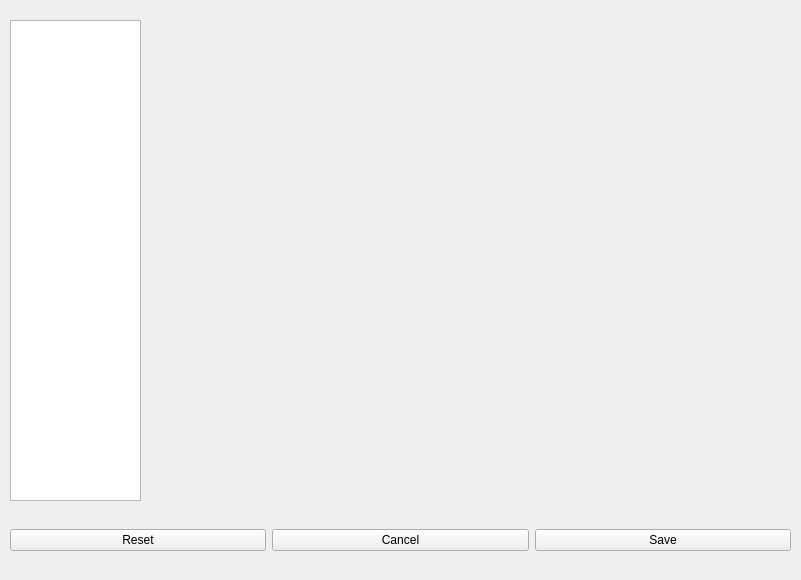
Above: nowplaying/resources/settings_ui.ui from e1miran/Now-Playing-Serato before the change. Below: the same form after it.
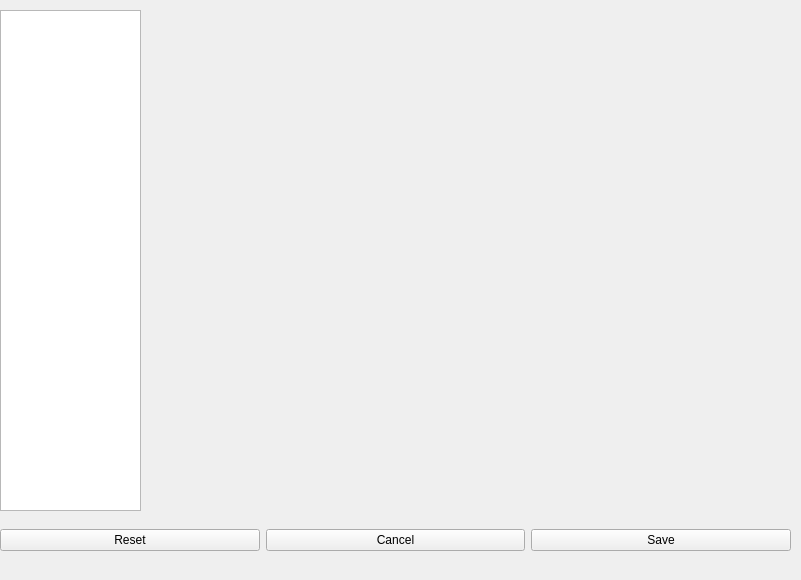
That is the form after the change.

The edit to the form file:
```diff
--- a/nowplaying/resources/settings_ui.ui
+++ b/nowplaying/resources/settings_ui.ui
@@ -16,10 +16,10 @@
   <widget class="QListWidget" name="settings_list">
    <property name="geometry">
     <rect>
-     <x>10</x>
-     <y>20</y>
-     <width>131</width>
-     <height>481</height>
+     <x>0</x>
+     <y>10</y>
+     <width>141</width>
+     <height>501</height>
     </rect>
    </property>
   </widget>
@@ -39,9 +39,9 @@
   <widget class="QWidget" name="horizontalLayoutWidget">
    <property name="geometry">
     <rect>
-     <x>10</x>
+     <x>0</x>
      <y>520</y>
-     <width>781</width>
+     <width>791</width>
      <height>41</height>
     </rect>
    </property>
```
